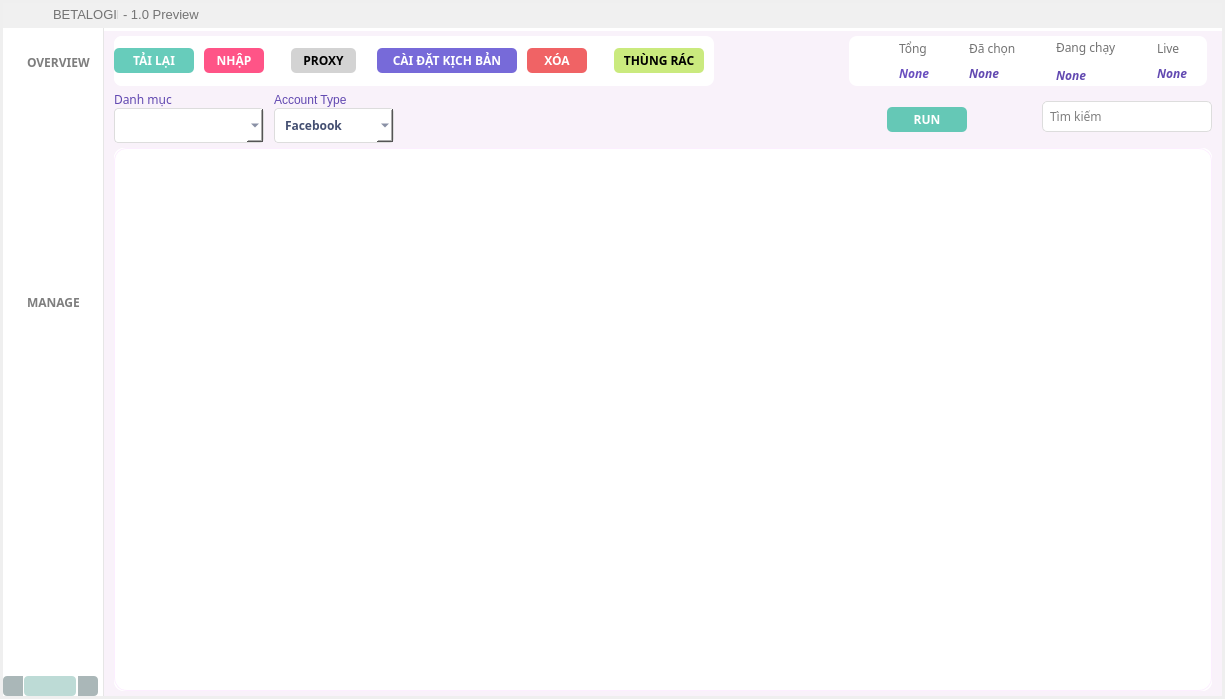
First picture: the form in theme/main.ui, repository im-dlam/PyQt5.AppManageMMO, before the edit.
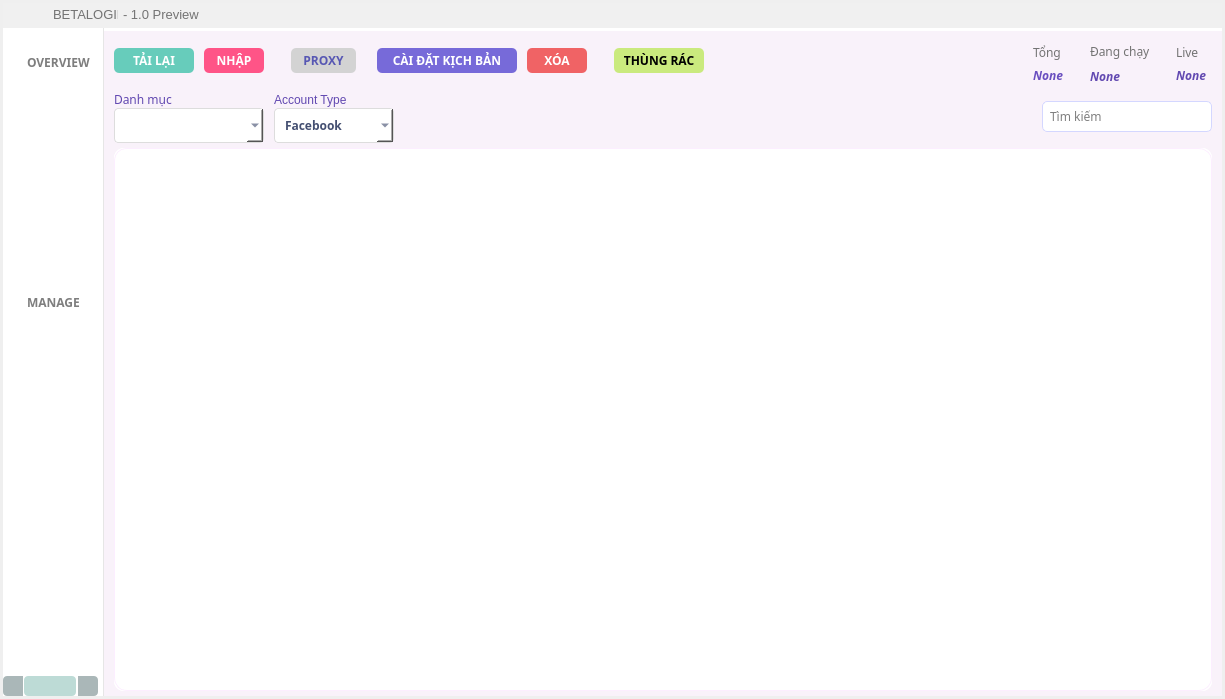
Second picture: the form after the edit. Icons and pictures are not drawn.

```diff
--- a/theme/main.ui
+++ b/theme/main.ui
@@ -3188,105 +3188,6 @@
                       </layout>
                      </widget>
                     </item>
-                    <item>
-                     <widget class="QFrame" name="frame_59">
-                      <property name="maximumSize">
-                       <size>
-                        <width>16777215</width>
-                        <height>50</height>
-                       </size>
-                      </property>
-                      <property name="frameShape">
-                       <enum>QFrame::StyledPanel</enum>
-                      </property>
-                      <property name="frameShadow">
-                       <enum>QFrame::Raised</enum>
-                      </property>
-                      <layout class="QHBoxLayout" name="horizontalLayout_50">
-                       <property name="spacing">
-                        <number>0</number>
-                       </property>
-                       <property name="leftMargin">
-                        <number>0</number>
-                       </property>
-                       <property name="topMargin">
-                        <number>0</number>
-                       </property>
-                       <property name="rightMargin">
-                        <number>0</number>
-                       </property>
-                       <property name="bottomMargin">
-                        <number>0</number>
-                       </property>
-                       <item>
-                        <widget class="QPushButton" name="btn_action_icons">
-                         <property name="minimumSize">
-                          <size>
-                           <width>0</width>
-                           <height>40</height>
-                          </size>
-                         </property>
-                         <property name="maximumSize">
-                          <size>
-                           <width>50</width>
-                           <height>40</height>
-                          </size>
-                         </property>
-                         <property name="font">
-                          <font>
-                           <family>MesloLGS Nerd Font</family>
-                           <weight>75</weight>
-                           <bold>true</bold>
-                          </font>
-                         </property>
-                         <property name="styleSheet">
-                          <string notr="true">
-QPushButton:hover{
-background-color:  rgb(224, 238, 233);
-color:#4ba08a;;
-border:none;
-border-radius:10px;
-}
-QPushButton{
-border:none;
-background-color: rgb(255, 255, 255);
-color: rgb(126, 126, 126);
-border-radius:10px;
-}
-QPushButton:checked{
-border:none;
-	background-color:#dcf6ea;
-color: #0da471;
-border-radius:10px;
-
-}
-</string>
-                         </property>
-                         <property name="text">
-                          <string/>
-                         </property>
-                         <property name="icon">
-                          <iconset resource="../icons/icons.qrc">
-                           <normaloff>:/icons/png/icons8-bookmark-144.png</normaloff>
-                           <normalon>:/icons/png/icons8-bookmark-144_green.png</normalon>:/icons/png/icons8-bookmark-144.png</iconset>
-                         </property>
-                         <property name="iconSize">
-                          <size>
-                           <width>30</width>
-                           <height>25</height>
-                          </size>
-                         </property>
-                         <property name="checkable">
-                          <bool>true</bool>
-                         </property>
-                         <property name="autoExclusive">
-                          <bool>true</bool>
-                         </property>
-                        </widget>
-                       </item>
-                      </layout>
-                     </widget>
-                    </item>
                     <item>
                      <widget class="QFrame" name="frame_60">
                       <property name="minimumSize">
@@ -3389,6 +3290,39 @@
                       </layout>
                      </widget>
                     </item>
+                    <item>
+                     <widget class="QFrame" name="frame_59">
+                      <property name="maximumSize">
+                       <size>
+                        <width>16777215</width>
+                        <height>50</height>
+                       </size>
+                      </property>
+                      <property name="frameShape">
+                       <enum>QFrame::StyledPanel</enum>
+                      </property>
+                      <property name="frameShadow">
+                       <enum>QFrame::Raised</enum>
+                      </property>
+                      <layout class="QHBoxLayout" name="horizontalLayout_50">
+                       <property name="spacing">
+                        <number>0</number>
+                       </property>
+                       <property name="leftMargin">
+                        <number>0</number>
+                       </property>
+                       <property name="topMargin">
+                        <number>0</number>
+                       </property>
+                       <property name="rightMargin">
+                        <number>0</number>
+                       </property>
+                       <property name="bottomMargin">
+                        <number>0</number>
+                       </property>
+                      </layout>
+                     </widget>
+                    </item>
                     <item>
                      <widget class="QFrame" name="frame_61">
                       <property name="frameShape">
@@ -3958,7 +3892,6 @@
                        <string notr="true">QFrame{
 border:none;
 border-radius:8px;
-background-color: rgb(255, 255, 255);
 }</string>
                       </property>
                       <property name="frameShape">
@@ -4226,6 +4159,7 @@
                             </property>
                             <property name="styleSheet">
                              <string notr="true">QPushButton{
+color: rgb(87, 87, 179);
 border:none;
 border-radius:5px;
 border: 1px gray #6bd4c1 ;
@@ -4239,6 +4173,7 @@
 }
 QPushButton:checked{
 border:none;
+color: rgb(87, 87, 179);
 border-radius:5px;
 border: 1px gray #6bd4c1 ;
 background-color: rgb(222, 222, 222);
@@ -4545,15 +4480,20 @@
                      <widget class="QFrame" name="frame_status_manage">
                       <property name="minimumSize">
                        <size>
-                        <width>300</width>
+                        <width>250</width>
                         <height>0</height>
                        </size>
                       </property>
+                      <property name="maximumSize">
+                       <size>
+                        <width>16777215</width>
+                        <height>200</height>
+                       </size>
+                      </property>
                       <property name="styleSheet">
                        <string notr="true">QFrame{
 border:none;
 border-radius:8px;
-	background-color: rgb(255, 255, 255);
 }</string>
                       </property>
                       <property name="frameShape">
@@ -4564,20 +4504,57 @@
                       </property>
                       <layout class="QHBoxLayout" name="horizontalLayout_32">
                        <property name="spacing">
-                        <number>10</number>
+                        <number>5</number>
                        </property>
                        <property name="leftMargin">
-                        <number>20</number>
+                        <number>0</number>
                        </property>
                        <property name="topMargin">
-                        <number>0</number>
+                        <number>5</number>
                        </property>
                        <property name="rightMargin">
-                        <number>10</number>
+                        <number>0</number>
                        </property>
                        <property name="bottomMargin">
                         <number>0</number>
                        </property>
+                       <item>
+                        <widget class="QFrame" name="frame_36">
+                         <property name="frameShape">
+                          <enum>QFrame::StyledPanel</enum>
+                         </property>
+                         <property name="frameShadow">
+                          <enum>QFrame::Raised</enum>
+                         </property>
+                         <layout class="QHBoxLayout" name="horizontalLayout_34">
+                          <property name="spacing">
+                           <number>0</number>
+                          </property>
+                          <property name="leftMargin">
+                           <number>0</number>
+                          </property>
+                          <property name="topMargin">
+                           <number>0</number>
+                          </property>
+                          <property name="rightMargin">
+                           <number>0</number>
+                          </property>
+                          <property name="bottomMargin">
+                           <number>0</number>
+                          </property>
+                          <item>
+                           <widget class="QFrame" name="frame_37">
+                            <property name="frameShape">
+                             <enum>QFrame::StyledPanel</enum>
+                            </property>
+                            <property name="frameShadow">
+                             <enum>QFrame::Raised</enum>
+                            </property>
+                           </widget>
+                          </item>
+                         </layout>
+                        </widget>
+                       </item>
                        <item>
                         <widget class="QFrame" name="frame_35">
                          <property name="frameShape">
@@ -4606,14 +4583,14 @@
                            <widget class="QFrame" name="frame_39">
                             <property name="minimumSize">
                              <size>
-                              <width>25</width>
-                              <height>25</height>
+                              <width>15</width>
+                              <height>15</height>
                              </size>
                             </property>
                             <property name="maximumSize">
                              <size>
-                              <width>25</width>
-                              <height>25</height>
+                              <width>15</width>
+                              <height>15</height>
                              </size>
                             </property>
                             <property name="styleSheet">
@@ -4694,118 +4671,6 @@
                          </layout>
                         </widget>
                        </item>
-                       <item>
-                        <widget class="QFrame" name="frame_36">
-                         <property name="frameShape">
-                          <enum>QFrame::StyledPanel</enum>
-                         </property>
-                         <property name="frameShadow">
-                          <enum>QFrame::Raised</enum>
-                         </property>
-                         <layout class="QHBoxLayout" name="horizontalLayout_34">
-                          <property name="spacing">
-                           <number>0</number>
-                          </property>
-                          <property name="leftMargin">
-                           <number>0</number>
-                          </property>
-                          <property name="topMargin">
-                           <number>0</number>
-                          </property>
-                          <property name="rightMargin">
-                           <number>0</number>
-                          </property>
-                          <property name="bottomMargin">
-                           <number>0</number>
-                          </property>
-                          <item>
-                           <widget class="QFrame" name="frame_41">
-                            <property name="minimumSize">
-                             <size>
-                              <width>25</width>
-                              <height>25</height>
-                             </size>
-                            </property>
-                            <property name="maximumSize">
-                             <size>
-                              <width>25</width>
-                              <height>25</height>
-                             </size>
-                            </property>
-                            <property name="styleSheet">
-                             <string notr="true">border-image: url(:/icons/png/icons8-table-96.png);</string>
-                            </property>
-                            <property name="frameShape">
-                             <enum>QFrame::StyledPanel</enum>
-                            </property>
-                            <property name="frameShadow">
-                             <enum>QFrame::Raised</enum>
-                            </property>
-                           </widget>
-                          </item>
-                          <item>
-                           <widget class="QFrame" name="frame_40">
-                            <property name="frameShape">
-                             <enum>QFrame::StyledPanel</enum>
-                            </property>
-                            <property name="frameShadow">
-                             <enum>QFrame::Raised</enum>
-                            </property>
-                            <layout class="QVBoxLayout" name="verticalLayout_10">
-                             <property name="spacing">
-                              <number>0</number>
-                             </property>
-                             <property name="leftMargin">
-                              <number>5</number>
-                             </property>
-                             <property name="topMargin">
-                              <number>0</number>
-                             </property>
-                             <property name="rightMargin">
-                              <number>0</number>
-                             </property>
-                             <property name="bottomMargin">
-                              <number>0</number>
-                             </property>
-                             <item>
-                              <widget class="QLabel" name="label_5">
-                               <property name="font">
-                                <font>
-                                 <family>MesloLGMDZ Nerd Font</family>
-                                </font>
-                               </property>
-                               <property name="styleSheet">
-                                <string notr="true">color: rgb(115, 115, 115);</string>
-                               </property>
-                               <property name="text">
-                                <string>Đã chọn</string>
-                               </property>
-                              </widget>
-                             </item>
-                             <item>
-                              <widget class="QLabel" name="label_checked">
-                               <property name="font">
-                                <font>
-                                 <family>MesloLGS Nerd Font</family>
-                                 <weight>75</weight>
-                                 <italic>true</italic>
-                                 <bold>true</bold>
-                                </font>
-                               </property>
-                               <property name="styleSheet">
-                                <string notr="true">color: rgb(98, 73, 177);</string>
-                               </property>
-                               <property name="text">
-                                <string>None</string>
-                               </property>
-                              </widget>
-                             </item>
-                            </layout>
-                           </widget>
-                          </item>
-                         </layout>
-                        </widget>
-                       </item>
                        <item>
                         <widget class="QFrame" name="frame_42">
                          <property name="frameShape">
@@ -4834,14 +4699,14 @@
                            <widget class="QFrame" name="frame_43">
                             <property name="minimumSize">
                              <size>
-                              <width>25</width>
-                              <height>25</height>
+                              <width>15</width>
+                              <height>15</height>
                              </size>
                             </property>
                             <property name="maximumSize">
                              <size>
-                              <width>25</width>
-                              <height>25</height>
+                              <width>15</width>
+                              <height>15</height>
                              </size>
                             </property>
                             <property name="styleSheet">
@@ -4943,14 +4808,14 @@
                            <widget class="QFrame" name="frame_46">
                             <property name="minimumSize">
                              <size>
-                              <width>25</width>
-                              <height>25</height>
+                              <width>15</width>
+                              <height>15</height>
                              </size>
                             </property>
                             <property name="maximumSize">
                              <size>
-                              <width>30</width>
-                              <height>30</height>
+                              <width>15</width>
+                              <height>15</height>
                              </size>
                             </property>
                             <property name="sizeIncrement">
@@ -5035,16 +4900,6 @@
                          </layout>
                         </widget>
                        </item>
-                       <item>
-                        <widget class="QFrame" name="frame_37">
-                         <property name="frameShape">
-                          <enum>QFrame::StyledPanel</enum>
-                         </property>
-                         <property name="frameShadow">
-                          <enum>QFrame::Raised</enum>
-                         </property>
-                        </widget>
-                       </item>
                       </layout>
                      </widget>
                     </item>
@@ -5459,64 +5314,6 @@
                           <property name="bottomMargin">
                            <number>0</number>
                           </property>
-                          <item alignment="Qt::AlignRight">
-                           <widget class="QPushButton" name="btn_start">
-                            <property name="minimumSize">
-                             <size>
-                              <width>80</width>
-                              <height>25</height>
-                             </size>
-                            </property>
-                            <property name="maximumSize">
-                             <size>
-                              <width>80</width>
-                              <height>20</height>
-                             </size>
-                            </property>
-                            <property name="font">
-                             <font>
-                              <family>MesloLGSDZ Nerd Font</family>
-                              <weight>75</weight>
-                              <bold>true</bold>
-                             </font>
-                            </property>
-                            <property name="styleSheet">
-                             <string notr="true">QPushButton{
-border:none;
-border-radius:5px;
-color: rgb(255, 255, 255);
-border: 1px gray #6bd4c1 ;
-background-color: rgb(101, 200, 182);
-}
-QPushButton:hover{
-border:none;
-border-radius:5px;
-color: rgb(255, 255, 255);
-border: 1px gray #6bd4c1 ;
-background-color: rgb(108, 213, 194);
-border: 1px solid #6bd4c1 ;
-}QPushButton:checked{
-border:none;
-border-radius:5px;
-color: rgb(255, 255, 255);
-border: 1px gray #6bd4c1 ;
-}</string>
-                            </property>
-                            <property name="text">
-                             <string>RUN</string>
-                            </property>
-                            <property name="icon">
-                             <iconset resource="../icons/icons.qrc">
-                              <normaloff>:/icons/png/icons8-play-48.png</normaloff>:/icons/png/icons8-play-48.png</iconset>
-                            </property>
-                            <property name="iconSize">
-                             <size>
-                              <width>20</width>
-                              <height>20</height>
-                             </size>
-                            </property>
-                           </widget>
-                          </item>
                          </layout>
                         </widget>
                        </item>
@@ -5650,7 +5447,7 @@
                              <string notr="true">QLineEdit{
 border:none;
 border-radius:5px;
-border: 1px solid #dddddd;
+border: 1px solid #d4d7ff;
 padding:5px;
 }
 QLineEdit:hover{
```
Left out of the diff: 498 changed lines with no effect on the pictures.
